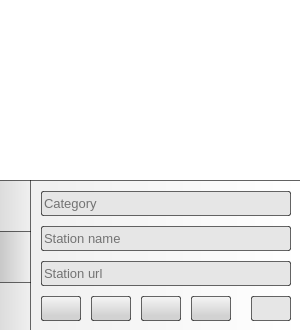
Qt form src/forms/PlayerWindow.ui (psv-git/Qrudio) before a commit.
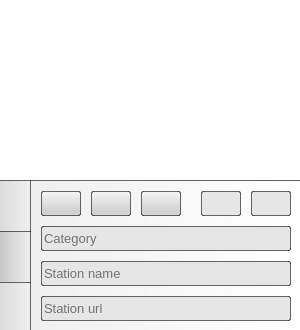
The same form after that commit. The open tabs and pages were chosen to show the change. Icons and pictures are not drawn.

```diff
--- a/src/forms/PlayerWindow.ui
+++ b/src/forms/PlayerWindow.ui
@@ -870,7 +870,7 @@
       <property name="geometry">
        <rect>
         <x>10</x>
-        <y>45</y>
+        <y>80</y>
         <width>250</width>
         <height>25</height>
        </rect>
@@ -921,7 +921,7 @@
       <property name="geometry">
        <rect>
         <x>10</x>
-        <y>80</y>
+        <y>115</y>
         <width>250</width>
         <height>25</height>
        </rect>
@@ -972,7 +972,7 @@
       <property name="geometry">
        <rect>
         <x>60</x>
-        <y>115</y>
+        <y>10</y>
         <width>40</width>
         <height>25</height>
        </rect>
@@ -1018,12 +1018,12 @@
      </widget>
      <widget class="QPushButton" name="deleteStationButton">
       <property name="enabled">
-       <bool>true</bool>
+       <bool>false</bool>
       </property>
       <property name="geometry">
        <rect>
-        <x>160</x>
-        <y>115</y>
+        <x>220</x>
+        <y>10</y>
         <width>40</width>
         <height>25</height>
        </rect>
@@ -1067,8 +1067,8 @@
       </property>
       <property name="geometry">
        <rect>
-        <x>220</x>
-        <y>115</y>
+        <x>170</x>
+        <y>10</y>
         <width>40</width>
         <height>25</height>
        </rect>
@@ -1113,7 +1113,7 @@
       <property name="geometry">
        <rect>
         <x>110</x>
-        <y>115</y>
+        <y>10</y>
         <width>40</width>
         <height>25</height>
        </rect>
@@ -1158,7 +1158,7 @@
       <property name="geometry">
        <rect>
         <x>10</x>
-        <y>115</y>
+        <y>10</y>
         <width>40</width>
         <height>25</height>
        </rect>
@@ -1209,7 +1209,7 @@
       <property name="geometry">
        <rect>
         <x>10</x>
-        <y>10</y>
+        <y>45</y>
         <width>250</width>
         <height>25</height>
        </rect>
```
Left out of the diff: 4 changed lines with no effect on the pictures.
